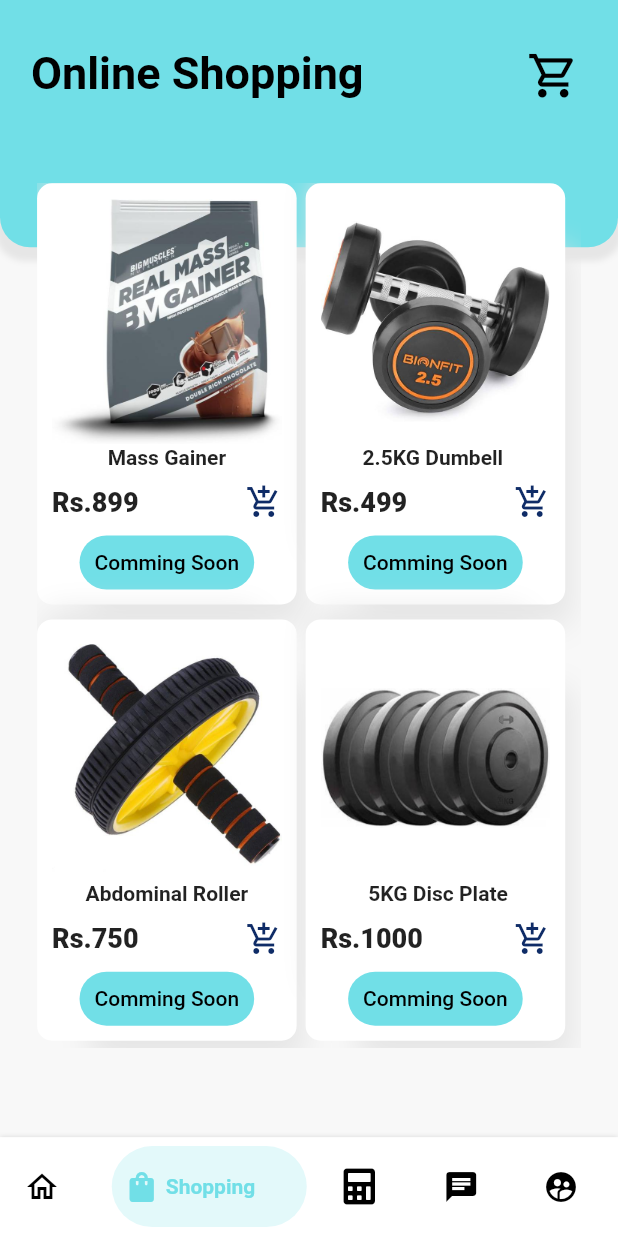
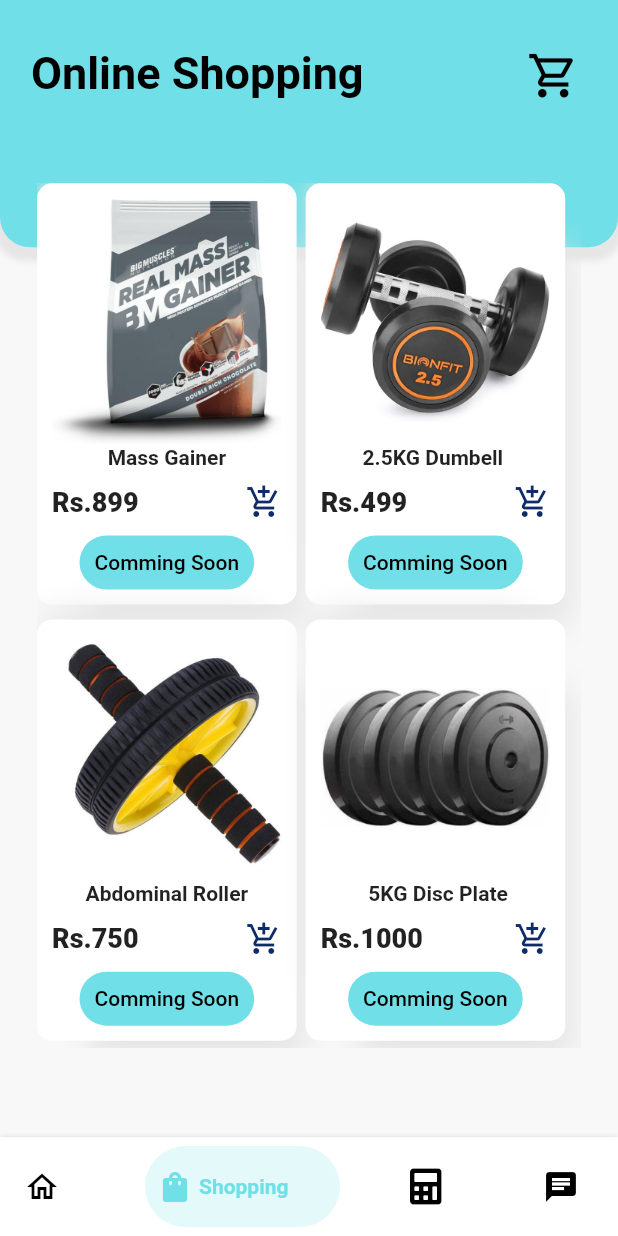
Before and after one commit to harshilgupta-dev/DR.Fit, a Flutter app: the MainPage screen opened directly, item 2 of the bottom bar chosen, on a phone screen of 412 x 824 dp. Run offline on Flutter 3.47's test engine with Material 2 defaults, Android fonts, the phone set to English and light mode, and no system bars; drawn by our look-alikes of bottom_navy_bar; our stand-ins replace cached_network_image, cloud_firestore, firebase_auth, firebase_core, flutter_svg, font_awesome_flutter and 2 more; accounts and stored records are empty; network calls fail; Roboto replaces fonts that are missing (Cairo).

Commit message:
main page update

```diff
--- a/lib/screens/mainpage.dart
+++ b/lib/screens/mainpage.dart
@@ -1,4 +1,5 @@
 import 'package:dr_fit/screens/bmi_input_page.dart';
+import 'package:dr_fit/screens/chat_screen.dart';
 import 'package:dr_fit/screens/home_screen.dart';
 import 'package:dr_fit/screens/product_screen.dart';
 import 'package:dr_fit/utils/constants.dart';
@@ -33,7 +34,7 @@ class _MainPageState extends State<MainPage> {
           ),
           const ProductsScreen(),
           InputPage(),
-          const AddToCart(),
+          ChatScreen(),
           HomeScreen(
             user: widget.user,
           ),
@@ -69,15 +70,9 @@ class _MainPageState extends State<MainPage> {
             BottomNavyBarItem(
               icon: const Icon(Icons.chat),
               inactiveColor: Colors.black,
-              activeColor: const Color(0xFFF8BBD0),
+              activeColor: Colors.lightBlueAccent,
               title: const Text('Chat'),
             ),
-            BottomNavyBarItem(
-              icon: const Icon(Icons.supervised_user_circle_sharp),
-              inactiveColor: Colors.black,
-              activeColor: const Color(0xFFF8BBD0),
-              title: const Text('Profile'),
-            )
           ]),
     );
   }
```
